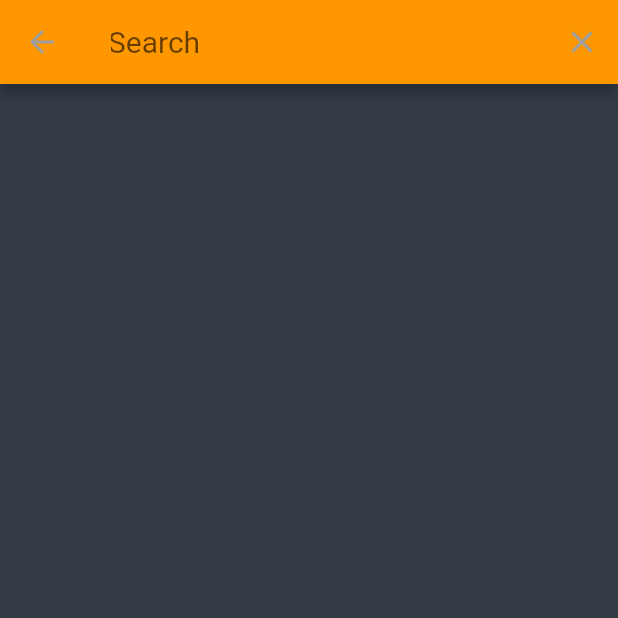
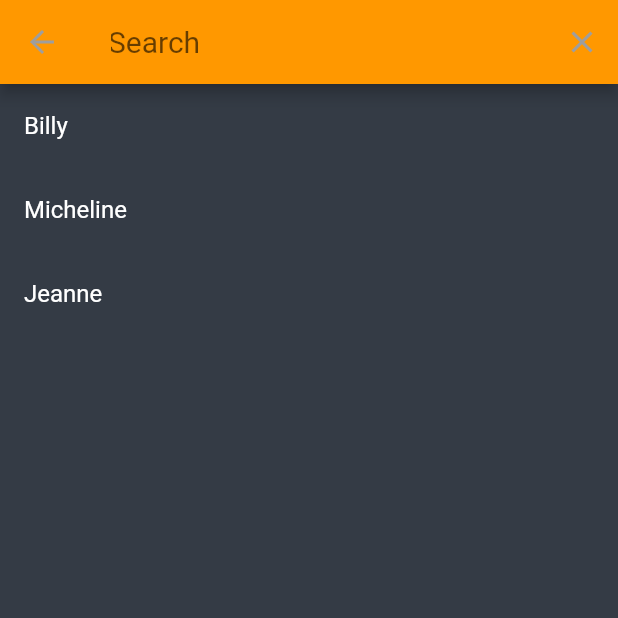
Before and after one commit to cenaaaaa/Flutter, a Flutter app: the FriendsListPage screen opened by its route, after a tap on the "search" icon, on a phone screen of 412 x 824 dp, the top half of it. Run offline on Flutter 3.47's test engine with Material 2 defaults, Android fonts, the phone set to English and light mode, and no system bars; our stand-ins replace flutter_svg, google_maps_flutter, image_picker, splashscreen; missing offline and left inert: barcode_scan, flutter_google_places, validate; network calls fail; statements that could not run were skipped.

Commit message:
Ajout liste d'ami(e)s fonctionnel

```diff
--- a/lib/friends_list.dart
+++ b/lib/friends_list.dart
@@ -1,13 +1,37 @@
+import 'dart:math';
 import 'package:flutter/material.dart';
 
 class UserData {
+  static final allUsers = <UserData>[
+    UserData("John Doe", true),
+    UserData("Micheline", true),
+    UserData("Jeanne", true),
+    UserData("Jannine", true),
+    UserData("Fred", true),
+    UserData("Jammy", true),
+    UserData("Jacky", false),
+    UserData("Michel", false),
+    UserData("Turtle", false)
+  ];
+
   final String _name;
-  final bool _isMyFriend;
+  bool _friend;
 
   get name => this._name;
-  get isMyFriend => this._isMyFriend;
+  get friend => this._friend;
+  set friend(bool value) => this._friend = value;
 
-  UserData(this._name, this._isMyFriend);
+  UserData(this._name, this._friend);
+
+  static List<UserData> getFriendsList() {
+    return UserData.allUsers.toList().where((UserData user) => user._friend).toList();
+  }
+
+  static List<UserData> getUsersList({bool includeFriends : false}) {
+    return includeFriends
+        ? UserData.allUsers.toList()
+        : UserData.allUsers.toList().where((UserData user) => !user._friend).toList();
+  }
 }
 
 class FriendsListPage extends StatefulWidget {
@@ -18,16 +42,21 @@ class FriendsListPage extends StatefulWidget {
 }
 
 class _FriendsListPageState extends State<FriendsListPage> {
-  static final List<String> myFriendsName = <String>[
-    "John Doe", "Micheline", "Jeanne", "Jannine", "Fred", "Jammy"
-  ];
-  List<Widget> myFriendsCards = <Widget>[];
+  ListView userListView;
 
   @override
   Widget build(BuildContext context) {
+    var friendsList = UserData.getFriendsList();
+
+    userListView = ListView.builder(
+        itemCount: friendsList.length,
+        itemBuilder: (BuildContext context, int i) {
+          return _buildUserCard(context, user: friendsList[i], callback: () => setState(() {}));
+        }
+    );
+
     return Scaffold(
         appBar: AppBar(
-          /// Créer un Inkwell qui retourne vers la page de list event
           leading: InkWell(
             child: IconButton(
                 tooltip: "Menu",
@@ -44,7 +73,7 @@ class _FriendsListPageState extends State<FriendsListPage> {
               tooltip: "Chercher un ami",
               icon: const Icon(Icons.search),
               onPressed: () async {
-                final List<Widget> selected = await showSearch<List<Widget>>(
+                await showSearch<List<Widget>>(
                     context: context,
                     delegate: SearchFriend()
                 );
@@ -56,12 +85,7 @@ class _FriendsListPageState extends State<FriendsListPage> {
           //height: 500.0,
             color: Color.fromRGBO(52, 59, 69, 1),
             padding: EdgeInsets.all(8.0),
-            child: new ListView.builder(
-                itemCount: myFriendsName.length,
-                itemBuilder: (BuildContext context, int i) {
-                  return _buildRow(context, myFriendsName[i]);
-                }
-            )
+            child: userListView
         )
     );
   }
@@ -79,7 +103,7 @@ class _FriendsListPageState extends State<FriendsListPage> {
       )
   );
 
-  static Widget _buildRow(BuildContext context, String name, { isMyFriend: true }){
+  static Widget _buildUserCard(BuildContext context, { UserData user, Function callback }){
     final imageCircle = new Container(
       height: 75.0,
       width: 75.0,
@@ -120,11 +144,17 @@ class _FriendsListPageState extends State<FriendsListPage> {
                   Row(
                       mainAxisAlignment: MainAxisAlignment.spaceBetween,
                       children: <Widget>[
-                        Text(name, style: TextStyle(fontSize: 18.0)),
+                        Text(user.name, style: TextStyle(fontSize: 18.0)),
                         IconButton(
-                          icon: Icon(isMyFriend ? Icons.remove_circle : Icons.add_circle),
-                          color: Colors.blue,
-                          onPressed: () {},
+                          iconSize: 30.0,
+                          icon: Icon(user.friend ? Icons.remove_circle : Icons.add_circle),
+                          color: Colors.orange,
+                          onPressed: () {
+                            user.friend = !user.friend;
+                            if (callback != null) {
+                              callback();
+                            }
+                          },
                           /*icon: AnimatedIcon(
                                 icon: AnimatedIcons.add_event,
                                 progress: kAlwaysDismissedAnimation
@@ -137,7 +167,7 @@ class _FriendsListPageState extends State<FriendsListPage> {
         )
     );
 
-    return InkWell(
+    return Container(
         child: Container(
             margin: const EdgeInsets.symmetric(
                 vertical: 16.0,
@@ -155,22 +185,6 @@ class _FriendsListPageState extends State<FriendsListPage> {
 }
 
 class SearchFriend extends SearchDelegate<List<Widget>> {
-  /*static final List<String> allUsersName = <String>[
-    "John Doe", "Micheline", "Jeanne", "Jannine", "Fred", "Jammy",
-    "Michel", "Jacky", "Turtle"
-  ];*/
-  static final List<UserData> allUsers = <UserData>[
-    UserData("John Doe", true),
-    UserData("Micheline", true),
-    UserData("Jeanne", true),
-    UserData("Jannine", true),
-    UserData("Fred", true),
-    UserData("Jammy", true),
-    UserData("Michel", false),
-    UserData("Jacky", false),
-    UserData("Turtle", false)
-  ];
-
   SearchFriend() : super();
 
   @override
@@ -178,7 +192,7 @@ class SearchFriend extends SearchDelegate<List<Widget>> {
     var appBar = super.appBarTheme(context);
     return appBar.copyWith(
         primaryIconTheme: IconThemeData(color: Colors.white),
-        /// Trouver comment mettre le hintText "Search" en blanc
+        /// TODO: Trouver comment mettre le hintText "Search" en blanc
         /// Ceci met juste ce que l'on rentre en blanc
         textTheme: TextTheme(
             title: TextStyle(color: Colors.white, fontSize: 20)
@@ -201,13 +215,23 @@ class SearchFriend extends SearchDelegate<List<Widget>> {
 
   @override
   Widget buildResults(BuildContext context) {
+    var resultsList = UserData.getUsersList().where(
+            (UserData user) {
+          return user.name.toString().toUpperCase().contains(this.query.toUpperCase());
+        }
+    ).toList();
     return Container(
         color: Color.fromRGBO(52, 59, 69, 1),
         padding: EdgeInsets.all(8.0),
         child: new ListView.builder(
-            itemCount: allUsers.length,
+            itemCount: resultsList.length,
             itemBuilder: (BuildContext context, int i) {
-              return _FriendsListPageState._buildRow(context, allUsers[i].name, isMyFriend: allUsers[i].isMyFriend);
+              final result = resultsList[i];
+              return _FriendsListPageState._buildUserCard(
+                  context,
+                  user: result,
+                  callback: () => Navigator.of(context).pop()
+              );
             }
         )
     );
@@ -216,7 +240,14 @@ class SearchFriend extends SearchDelegate<List<Widget>> {
   @override
   Widget buildSuggestions(BuildContext context) {
     return Container(
-        color: Color.fromRGBO(52, 59, 69, 1)
+        color: Color.fromRGBO(52, 59, 69, 1),
+        child: _SuggestionList(
+            query: this.query,
+            onSelected: (String suggestions) {
+              this.query = suggestions;
+              showResults(context);
+            }
+        )
     );
   }
 
@@ -224,7 +255,7 @@ class SearchFriend extends SearchDelegate<List<Widget>> {
   List<Widget> buildActions(BuildContext context) {
     return <Widget>[
       IconButton(
-          tooltip: "Clear",
+          tooltip: "Effacer",
           icon: const Icon(Icons.clear),
           onPressed: () {
             query = "";
@@ -234,6 +265,52 @@ class SearchFriend extends SearchDelegate<List<Widget>> {
   }
 }
 
+class _SuggestionList extends StatefulWidget {
+  final ValueChanged<String> onSelected;
+  final String query;
+
+  _SuggestionList({this.query, this.onSelected});
+
+  @override
+  _SuggestionListState createState() => _SuggestionListState(query: query, onSelected: onSelected);
+}
+
+class _SuggestionListState extends State<_SuggestionList> {
+  final ValueChanged<String> onSelected;
+  final List<String> suggestions = <String>[
+    "Billy", "Micheline", "Jeanne"
+  ];
+  String query;
+
+  _SuggestionListState({this.query, this.onSelected});
+
+  @override
+  Widget build(BuildContext context) {
+    final textTheme = Theme.of(context).textTheme.subhead.copyWith(color: Colors.white);
+    return ListView.builder(
+        itemCount: suggestions.length,
+        itemBuilder: (BuildContext context, int i) {
+          final suggestion = suggestions[i];
+          return ListTile(
+              title: RichText(
+                  text: TextSpan(
+                      text: suggestion.substring(0, min(suggestion.length, query.length)),
+                      style: textTheme.copyWith(fontWeight: FontWeight.bold),
+                      children: <TextSpan>[
+                        TextSpan(
+                            text: suggestion.substring(min(suggestion.length, query.length)),
+                            style: textTheme
+                        )
+                      ]
+                  )
+              ),
+              onTap: () => onSelected(suggestion)
+          );
+        }
+    );
+  }
+}
+
 class FriendsListPageRoute extends MaterialPageRoute<FriendsListPage> {
   FriendsListPageRoute() : super(builder: (BuildContext context) {
     return FriendsListPage();
```
